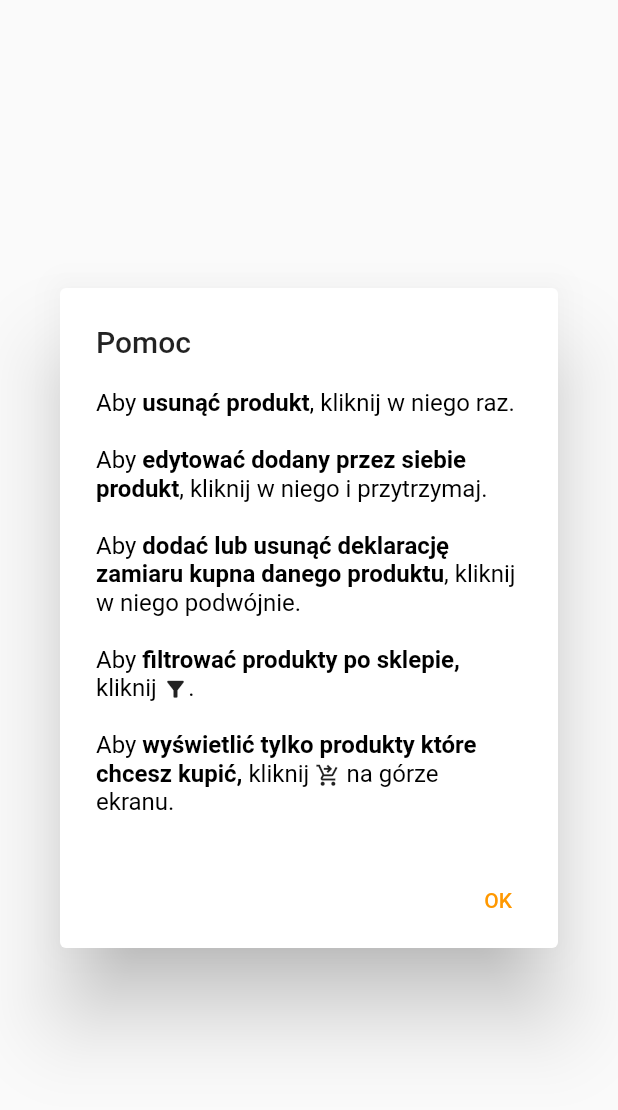
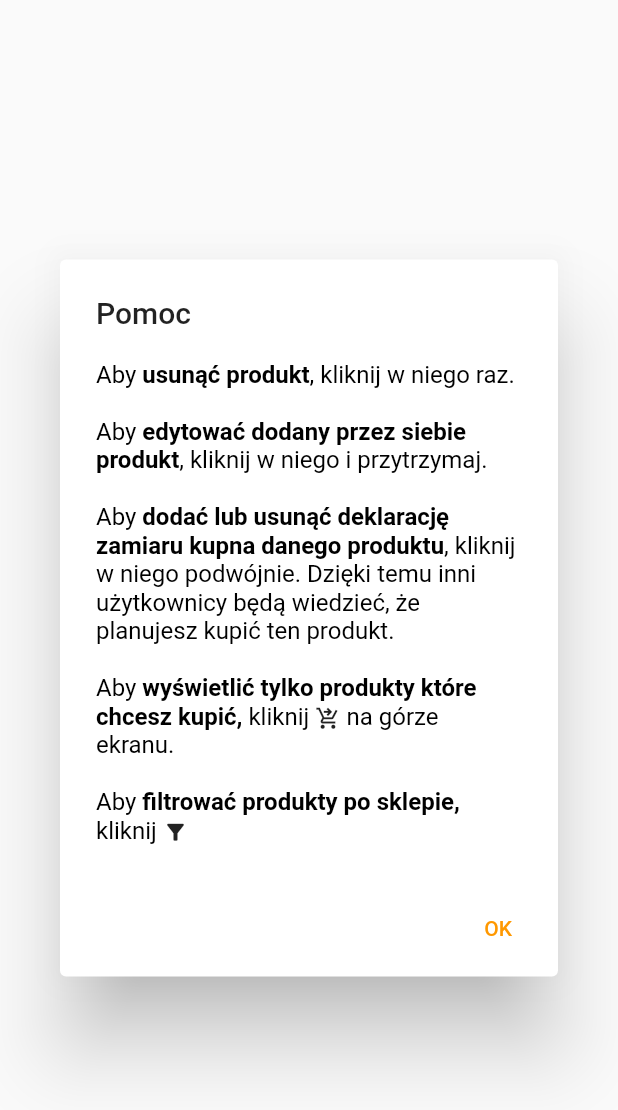
Before and after one commit to maciejors/zakupyapp1, a Flutter app: the HelpDialog widget shown alone on an empty page, opened directly, on a phone screen of 412 x 824 dp. Shown: the top 1110 px of the screen. Run offline on Flutter 3.47's test engine with Material 3 defaults, Android fonts, the phone set to English and light mode, and no system bars; our stand-ins replace cloud_firestore, firebase_auth, firebase_core, google_sign_in, package_info_plus, shared_preferences; missing offline and left inert: diffutil_sliverlist; accounts and stored records are empty; network calls fail.

Commit message:
update help dialogs contents, add new help dialogs

```diff
--- a/lib/widgets/drawer/help_dialog.dart
+++ b/lib/widgets/drawer/help_dialog.dart
@@ -31,7 +31,22 @@ class HelpDialog extends StatelessWidget {
               text: 'dodać lub usunąć deklarację zamiaru kupna danego produktu',
               style: TextStyle(fontWeight: FontWeight.bold),
             ),
-            TextSpan(text: ', kliknij w niego podwójnie.$sep'),
+            TextSpan(
+              text: ', kliknij w niego podwójnie. Dzięki temu inni użytkownicy '
+                  'będą wiedzieć, że planujesz kupić ten produkt.$sep',
+            ),
+            TextSpan(text: 'Aby '),
+            TextSpan(
+              text: 'wyświetlić tylko produkty które chcesz kupić, ',
+              style: TextStyle(fontWeight: FontWeight.bold),
+            ),
+            TextSpan(text: 'kliknij '),
+            WidgetSpan(
+                child: Icon(
+                  Icons.shopping_cart_checkout,
+                  size: 17,
+                )),
+            TextSpan(text: ' na górze ekranu.$sep'),
             TextSpan(text: 'Aby '),
             TextSpan(
               text: 'filtrować produkty po sklepie, ',
@@ -43,19 +58,6 @@ class HelpDialog extends StatelessWidget {
               Icons.filter_alt,
               size: 17,
             )),
-            TextSpan(text: '.$sep'),
-            TextSpan(text: 'Aby '),
-            TextSpan(
-              text: 'wyświetlić tylko produkty które chcesz kupić, ',
-              style: TextStyle(fontWeight: FontWeight.bold),
-            ),
-            TextSpan(text: 'kliknij '),
-            WidgetSpan(
-                child: Icon(
-              Icons.shopping_cart_checkout,
-              size: 17,
-            )),
-            TextSpan(text: ' na górze ekranu.'),
           ],
         ),
       ),
```
Also changed, not shown: lib/screens/settings.dart (+11 -3 lines).
